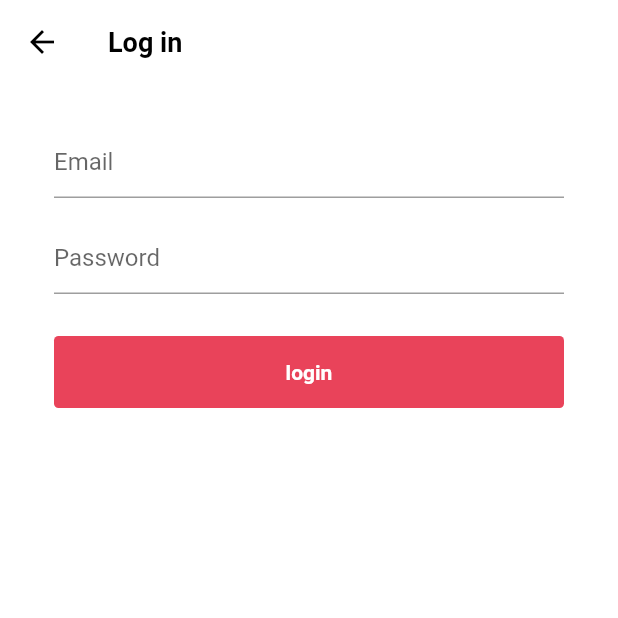
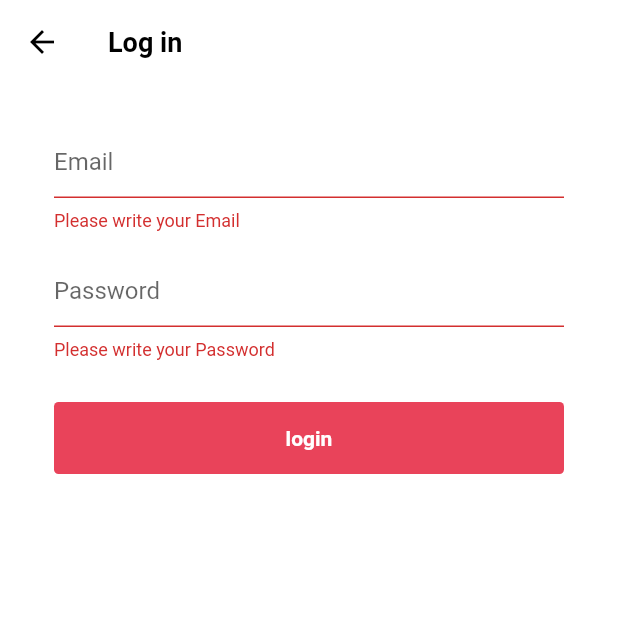
Before and after one commit to irismake/tikNtok, a Flutter app: the LoginFormScreen screen opened directly, after a tap on "login", on a phone screen of 412 x 824 dp, the top half of it. Run offline on Flutter 3.47's test engine with Material 2 defaults, Android fonts, the phone set to English and light mode, and no system bars; our stand-ins replace font_awesome_flutter.

Commit message:
Feat : validation id&PW
Navigate to InterestScreen

```diff
--- a/lib/features/authentication/widgets/login_form_screen.dart
+++ b/lib/features/authentication/widgets/login_form_screen.dart
@@ -5,6 +5,7 @@ import 'package:tikntok/features/authentication/widgets/form_button.dart';
 
 import '../../../constants/gaps.dart';
 import '../../../constants/sizes.dart';
+import '../../onbording/interests_screen.dart';
 
 class LoginFormScreen extends StatefulWidget {
   const LoginFormScreen({super.key});
@@ -22,15 +23,25 @@ class _LoginFormScreenState extends State<LoginFormScreen> {
     if (_formKey.currentState != null) {
       if (_formKey.currentState!.validate()) {
         _formKey.currentState!.save();
-        print(formData.values);
+        Navigator.of(context).push(
+          MaterialPageRoute(
+            builder: ((context) => const InterestsScreen()),
+          ),
+        );
       }
       ;
     }
   }
 
+  void _onScaffoldTap() {
+    FocusScope.of(context).unfocus();
+  }
+
   @override
   Widget build(BuildContext context) {
-    return Scaffold(
+    return GestureDetector(
+      onTap: _onScaffoldTap,
+      child: Scaffold(
         appBar: AppBar(
           title: Text('Log in'),
         ),
@@ -48,6 +59,9 @@ class _LoginFormScreenState extends State<LoginFormScreen> {
                     hintText: 'Email',
                   ),
                   validator: (value) {
+                    if (value != null && value.isEmpty) {
+                      return "Please write your Email";
+                    }
                     return null;
                   },
                   onSaved: (newValue) {
@@ -62,6 +76,9 @@ class _LoginFormScreenState extends State<LoginFormScreen> {
                     hintText: 'Password',
                   ),
                   validator: (value) {
+                    if (value != null && value.isEmpty) {
+                      return "Please write your Password";
+                    }
                     return null;
                   },
                   onSaved: (newValue) {
@@ -80,6 +97,7 @@ class _LoginFormScreenState extends State<LoginFormScreen> {
             ),
           ),
         ),
+      ),
     );
   }
 }
```
Lines whose indentation alone changed are shown as unchanged.
